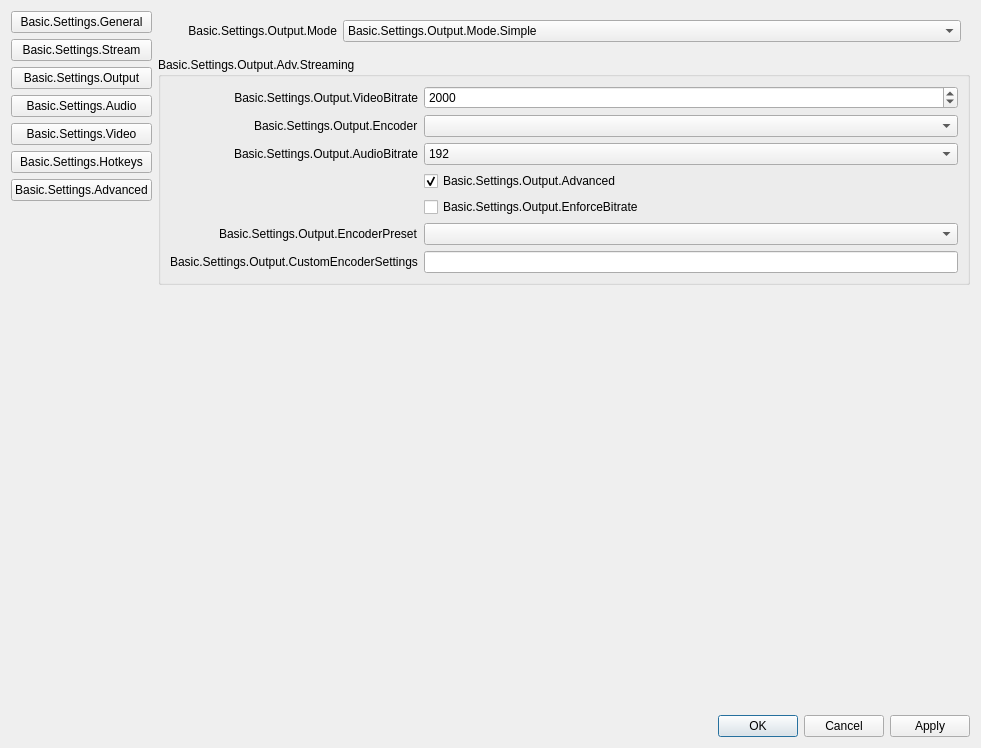
Qt form vendor_skins/Evercast/UI/forms/OBSBasicSettings.ui (CoSMoSoftware/OBS-studio-webrtc) before a commit.
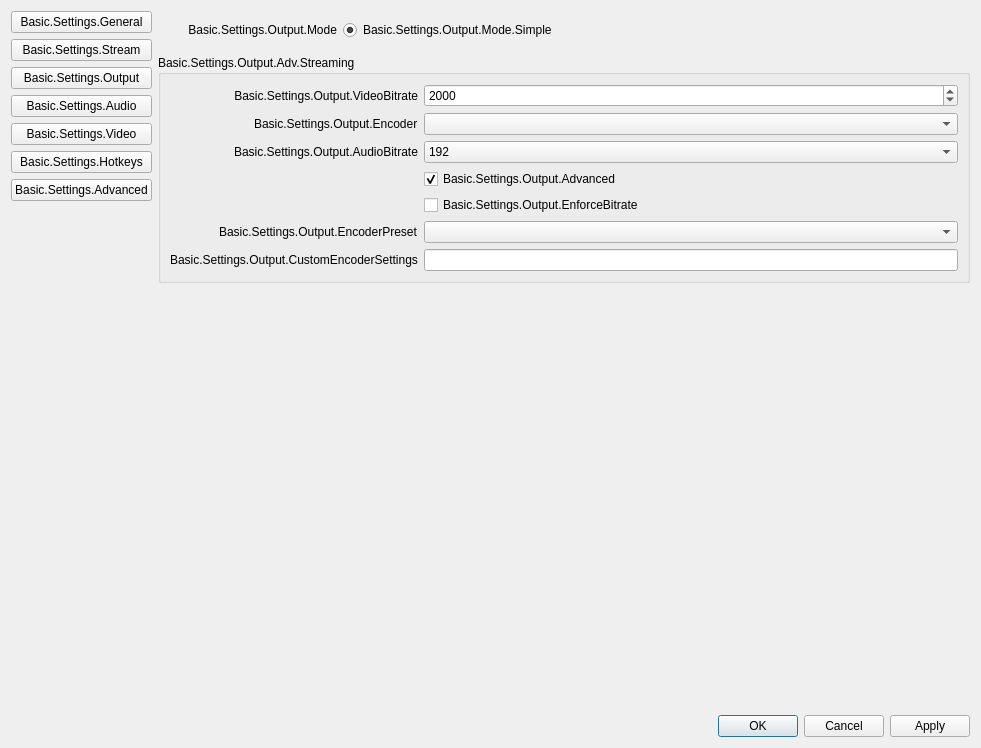
The same form after that commit. The open tabs and pages were chosen to show the change. Icons and pictures are not drawn.

Commit message: #181 replace Settings/Output output mode Simple combo box by a radio button

Diff of the .ui file:
```diff
--- a/vendor_skins/Evercast/UI/forms/OBSBasicSettings.ui
+++ b/vendor_skins/Evercast/UI/forms/OBSBasicSettings.ui
@@ -1343,7 +1343,7 @@
               <x>0</x>
               <y>0</y>
               <width>813</width>
-              <height>739</height>
+              <height>743</height>
              </rect>
             </property>
             <layout class="QVBoxLayout" name="verticalLayout_21">
@@ -1371,7 +1371,7 @@
                 <property name="fieldGrowthPolicy">
                  <enum>QFormLayout::AllNonFixedFieldsGrow</enum>
                 </property>
-                <item row="0" column="0">
+                <item row="1" column="0">
                  <widget class="QLabel" name="outputModeLabel">
                   <property name="minimumSize">
                    <size>
@@ -1390,25 +1390,17 @@
                   </property>
                  </widget>
                 </item>
-                <item row="0" column="1">
-                 <widget class="QComboBox" name="outputMode">
-                  <property name="enabled">
+                <item row="1" column="1">
+                 <widget class="QRadioButton" name="simpleModeRadioButton">
+                  <property name="text">
+                   <string>Basic.Settings.Output.Mode.Simple</string>
+                  </property>
+                  <property name="checked">
                    <bool>true</bool>
                   </property>
-                  <property name="sizePolicy">
-                   <sizepolicy hsizetype="Expanding" vsizetype="Fixed">
-                    <horstretch>0</horstretch>
-                    <verstretch>0</verstretch>
-                   </sizepolicy>
-                  </property>
-                  <property name="currentIndex">
-                   <number>0</number>
-                  </property>
-                  <item>
-                   <property name="text">
-                    <string>Basic.Settings.Output.Mode.Simple</string>
-                   </property>
-                  </item>
+                  <attribute name="buttonGroup">
+                   <string notr="true">outputModeButtonGroup</string>
+                  </attribute>
                  </widget>
                 </item>
                </layout>
```
Left out of the diff: 21 changed lines with no effect on the pictures. The commit also changes 1 other file.
